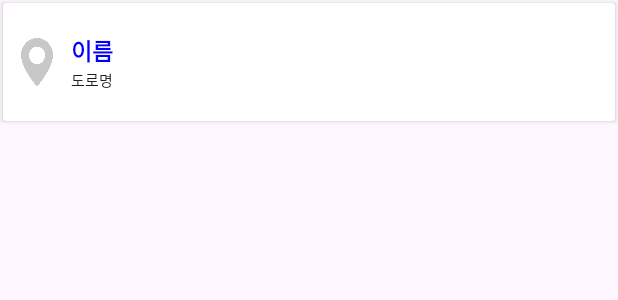
After one commit to Dongguk-founder/ERA-Front, an Android app: the layout item_list.xml on its own in the app's theme, with its tools: preview values and no code run, on a phone screen of 412 x 824 dp. The commit adds this screen. Shown: the top 300 px of the screen. Run offline under Robolectric (Android 15) with nearby library versions, the phone set to English and light mode, and no system bars.

Commit message:
[feat] #3 검색창 뷰 구현

```diff
--- a/app/src/main/AndroidManifest.xml
+++ b/app/src/main/AndroidManifest.xml
@@ -5,6 +5,7 @@
     <uses-permission android:name="android.permission.ACCESS_FINE_LOCATION" />
     <uses-permission android:name="android.permission.ACCESS_COARSE_LOCATION" />
     <uses-permission android:name="android.permission.INTERNET" />
+    <uses-permission android:name="android.permission.ACCESS_NETWORK_STATE"/>
 
     <application
         android:name=".Utils.MyApplication"
@@ -28,7 +29,7 @@
             android:name=".presentation.LoginActivity"
             android:exported="false" />
         <activity
-            android:name=".MainActivity"
+            android:name=".presentation.MainActivity"
             android:exported="true">
             <intent-filter>
                 <action android:name="android.intent.action.MAIN" />
@@ -36,6 +37,8 @@
                 <category android:name="android.intent.category.LAUNCHER" />
             </intent-filter>
         </activity>
+        <!-- 네이티브 앱 키 추가 -->
+        <meta-data android:name="com.kakao.sdk.AppKey" android:value="a819ea5084d0a632211a9214d0da9f76"/>
     </application>
 
 </manifest>
--- a/app/src/main/java/com/founder/easy_route_assistant/presentation/LoginEmailActivity.kt
+++ b/app/src/main/java/com/founder/easy_route_assistant/presentation/LoginEmailActivity.kt
@@ -4,7 +4,6 @@ import android.content.Intent
 import androidx.appcompat.app.AppCompatActivity
 import android.os.Bundle
 import androidx.activity.OnBackPressedCallback
-import com.founder.easy_route_assistant.MainActivity
 import com.founder.easy_route_assistant.R
 import com.founder.easy_route_assistant.Utils.MyApplication
 import com.founder.easy_route_assistant.Utils.showToast
--- /dev/null
+++ b/app/src/main/res/layout/item_list.xml
@@ -0,0 +1,50 @@
+<?xml version="1.0" encoding="utf-8"?>
+<androidx.cardview.widget.CardView xmlns:android="http://schemas.android.com/apk/res/android"
+    xmlns:app="http://schemas.android.com/apk/res-auto"
+    android:layout_width="match_parent"
+    android:layout_height="wrap_content"
+    android:layout_margin="2dp"
+    android:foreground="?android:attr/selectableItemBackground">
+
+    <androidx.constraintlayout.widget.ConstraintLayout
+        android:layout_width="match_parent"
+        android:layout_height="wrap_content">
+
+        <ImageView
+            android:id="@+id/imgUser_icon"
+            android:layout_width="29dp"
+            android:layout_height="32dp"
+            android:layout_centerVertical="true"
+            android:layout_marginStart="8dp"
+            android:background="@drawable/img_list_marker"
+            app:layout_constraintLeft_toLeftOf="parent"
+            app:layout_constraintTop_toTopOf="parent"
+            app:layout_constraintBottom_toBottomOf="parent" />
+
+        <TextView
+            android:id="@+id/tv_list_name"
+            android:layout_width="wrap_content"
+            android:layout_height="wrap_content"
+            android:layout_marginStart="8dp"
+            android:layout_marginTop="20dp"
+            android:text="이름"
+            android:textColor="@color/blue"
+            android:textSize="15sp"
+            android:textStyle="bold"
+            app:layout_constraintStart_toEndOf="@+id/imgUser_icon"
+            app:layout_constraintTop_toTopOf="parent" />
+
+        <TextView
+            android:id="@+id/tv_list_road"
+            android:layout_width="wrap_content"
+            android:layout_height="wrap_content"
+            android:layout_marginBottom="20dp"
+            android:text="도로명"
+            android:textColor="?android:attr/textColorPrimary"
+            android:textSize="10sp"
+            app:layout_constraintStart_toStartOf="@+id/tv_list_name"
+            app:layout_constraintBottom_toBottomOf="parent"
+            app:layout_constraintTop_toBottomOf="@+id/tv_list_name" />
+
+    </androidx.constraintlayout.widget.ConstraintLayout>
+</androidx.cardview.widget.CardView>
--- a/app/src/main/res/values/colors.xml
+++ b/app/src/main/res/values/colors.xml
@@ -10,4 +10,6 @@
     <color name="gray">#A4A4A4</color>
     <color name="light_gray">#d4d2d2</color>
     <color name="light_pink">#fceded</color>
+    <color name="blue">#0000FF</color>
+
 </resources>
--- a/app/src/main/res/values/strings.xml
+++ b/app/src/main/res/values/strings.xml
@@ -1,6 +1,8 @@
 <resources>
     <string name="app_name">Easy_Route_Assistant</string>
     <string name="search_hint">장소, 버스, 지하철, 주소 검색</string>
+    <string name="btn_search">검색</string>
+
 
     <string name="login_text1">간편하게 로그인하고</string>
     <string name="login_text2">다양한 서비스를 이용하세요</string>
@@ -11,6 +13,7 @@
     <string name="btn_login_slash">/</string>
     <string name="btn_login_signup">회원가입</string>
 
+
     <string name="tv_login_welcome">당신의 걸음과 \n함께하겠습니다.</string>
     <string name="tv_login_id">✔ 먼저 로그인이 필요해요.</string>
     <string name="tv_login_pw">✔ 비밀번호도 알려주세요.</string>
--- a/settings.gradle.kts
+++ b/settings.gradle.kts
@@ -10,6 +10,7 @@ dependencyResolutionManagement {
     repositories {
         google()
         mavenCentral()
+        maven { url = uri("https://devrepo.kakao.com/nexus/content/groups/public/") }
     }
 }
 
```
Also changed, not shown: app/build.gradle.kts (+14 -0 lines), app/src/main/java/com/founder/easy_route_assistant/MainActivity.kt (deleted, +0 -11 lines), app/src/main/java/com/founder/easy_route_assistant/presentation/KakaoAPI.kt (added, +21 -0 lines), app/src/main/java/com/founder/easy_route_assistant/presentation/ListAdapter.kt (added, +43 -0 lines), app/src/main/java/com/founder/easy_route_assistant/presentation/ListLayout.kt (added, +7 -0 lines), app/src/main/java/com/founder/easy_route_assistant/presentation/MainActivity.kt (added, +130 -0 lines), app/src/main/java/com/founder/easy_route_assistant/presentation/ResultSearchKeyword.kt (added, +33 -0 lines), app/src/main/res/layout/activity_main.xml (+56 -7 lines), app/src/main/res/drawable/img_list_marker.png (added).
